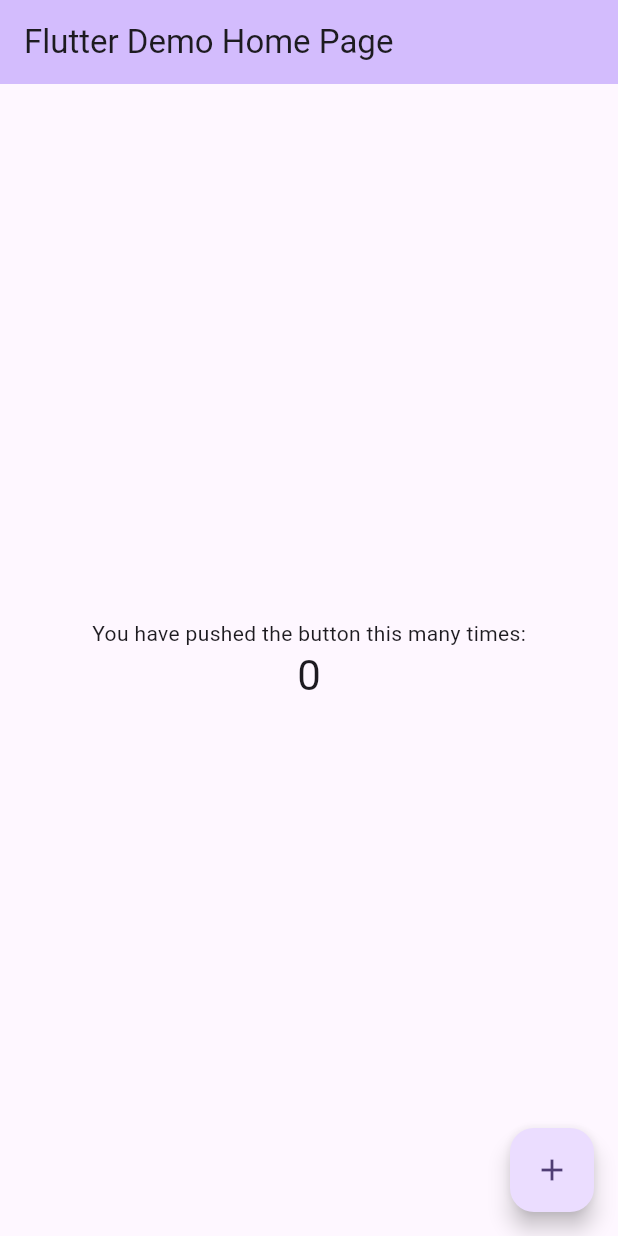
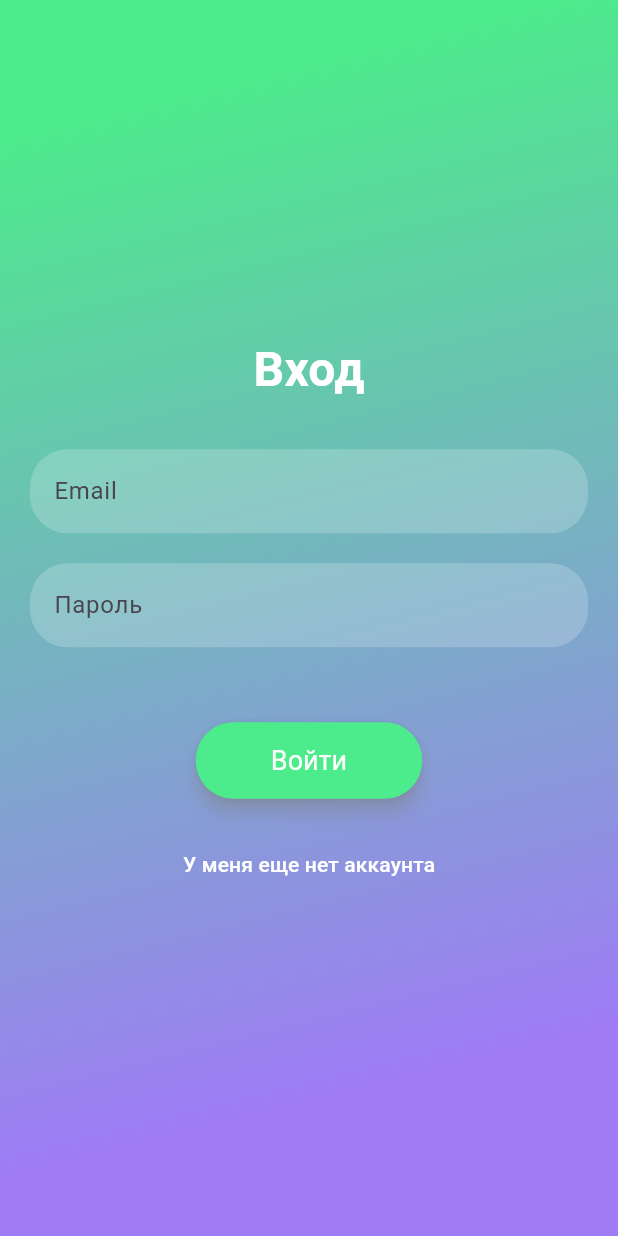
Before and after one commit to Elena-A-Smirnova/myreposit111, a Flutter app: the screen it shows after launch, on a phone screen of 412 x 824 dp. Run offline on Flutter 3.47's test engine with Material 3 defaults, Android fonts, the phone set to English and light mode, and no system bars.

Commit message:
login page

```diff
--- a/lib/app/app.dart
+++ b/lib/app/app.dart
@@ -1,19 +1,18 @@
 
 import 'package:flutter/material.dart';
-import 'package:zc_dodiddone/pages/my_home_page.dart';
+
+import '../pages/login_page.dart';
+import '../theme/theme.dart';
 
 class MyApp extends StatelessWidget {
   const MyApp({super.key});
 
-    @override
+  @override
   Widget build(BuildContext context) {
     return MaterialApp(
       title: 'Flutter Demo',
-      theme: ThemeData(
-          colorScheme: ColorScheme.fromSeed(seedColor: Colors.deepPurple),
-        useMaterial3: true,
-      ),
-      home: const MyHomePage(title: 'Flutter Demo Home Page'),
+      theme: DoDidDoneTheme.lightTheme,
+      home: const LoginPage(),
     );
   }
 }
--- /dev/null
+++ b/lib/pages/login_page.dart
@@ -0,0 +1,143 @@
+import 'package:flutter/material.dart';
+import 'package:zc_dodiddone/theme/theme.dart';
+
+class LoginPage extends StatefulWidget {
+  const LoginPage({super.key});
+
+  @override
+  State<LoginPage> createState() => _LoginPageState();
+}
+
+class _LoginPageState extends State<LoginPage> {
+  bool isLogin = true; // Track if user is on login or registration page
+
+  @override
+  Widget build(BuildContext context) {
+    return Scaffold(
+      body: Container(
+        decoration: BoxDecoration(
+          gradient: LinearGradient(
+            begin: Alignment.topLeft,
+            end: Alignment.bottomCenter,
+            colors: isLogin
+                ? [
+                    DoDidDoneTheme.lightTheme.colorScheme.secondary,
+                    DoDidDoneTheme.lightTheme.colorScheme.primary,
+                  ]
+                : [
+                    DoDidDoneTheme.lightTheme.colorScheme.primary,
+                    DoDidDoneTheme.lightTheme.colorScheme.secondary,
+                  ],
+            stops: const [0.1, 0.9], // Primary color takes 90% of the space
+          ),
+        ),
+        child: Padding(
+          padding: const EdgeInsets.all(20.0),
+          child: Column(
+            mainAxisAlignment: MainAxisAlignment.center,
+            children: [
+              // Title
+              Text(
+                isLogin ? 'Вход' : 'Регистрация',
+                style: const TextStyle(
+                  fontSize: 32,
+                  fontWeight: FontWeight.bold,
+                  color: Colors.white,
+                ),
+              ),
+              const SizedBox(height: 30),
+
+              // Login/Email Field
+              TextField(
+                decoration: InputDecoration(
+                  hintText: isLogin ? 'Email' : 'Email',
+                  filled: true,
+                  fillColor: Colors.white.withOpacity(0.2),
+                  border: OutlineInputBorder(
+                    borderRadius: BorderRadius.circular(25),
+                    borderSide: BorderSide.none,
+                  ),
+                ),
+              ),
+              const SizedBox(height: 20),
+
+              // Password Field
+              TextField(
+                obscureText: true,
+                decoration: InputDecoration(
+                  hintText: 'Пароль',
+                  filled: true,
+                  fillColor: Colors.white.withOpacity(0.2),
+                  border: OutlineInputBorder(
+                    borderRadius: BorderRadius.circular(25),
+                    borderSide: BorderSide.none,
+                  ),
+                ),
+              ),
+              const SizedBox(height: 20),
+
+              // Repeat Password Field (added)
+              if (!isLogin) // Only show on registration page
+                TextField(
+                  obscureText: true,
+                  decoration: InputDecoration(
+                    hintText: 'Повторить пароль',
+                    filled: true,
+                    fillColor: Colors.white.withOpacity(0.2),
+                    border: OutlineInputBorder(
+                      borderRadius: BorderRadius.circular(25),
+                      borderSide: BorderSide.none,
+                    ),
+                  ),
+                ),
+              const SizedBox(height: 30),
+
+              // Login Button
+              ElevatedButton(
+                onPressed: () {
+                  // Handle login/registration logic here
+                },
+                style: ElevatedButton.styleFrom(
+                  backgroundColor: isLogin
+                      ? DoDidDoneTheme.lightTheme.colorScheme.secondary
+                      : DoDidDoneTheme.lightTheme.colorScheme
+                          .primary, // Set background color based on isLogin
+                  foregroundColor: Colors.white, // Цвет текста кнопки
+                  padding:
+                      const EdgeInsets.symmetric(horizontal: 50, vertical: 15),
+                  textStyle: const TextStyle(
+                    fontSize: 18,
+                    fontWeight: FontWeight.normal,
+                    color: Colors.white, // Set text color to white
+                  ),
+                  shape: RoundedRectangleBorder(
+                    borderRadius: BorderRadius.circular(25),
+                  ),
+                  shadowColor: Colors.grey[400], // Light gray shadow color
+                  elevation: 5, // Adjust elevation for shadow size
+                ),
+                child: Text(isLogin ? 'Войти' : 'Зарегистрироваться'),
+              ),
+              const SizedBox(height: 20),
+
+              // Switch to Login/Registration
+              TextButton(
+                onPressed: () {
+                  setState(() {
+                    isLogin = !isLogin;
+                  });
+                },
+                child: Text(
+                  isLogin ? 'У меня еще нет аккаунта' : 'Уже есть аккаунт',
+                  style: const TextStyle(
+                    color: Colors.white,
+                  ),
+                ),
+              ),
+            ],
+          ),
+        ),
+      ),
+    );
+  }
+}
--- a/lib/pages/my_home_page.dart
+++ /dev/null
@@ -1,48 +0,0 @@
-import 'package:flutter/material.dart';
-
-class MyHomePage extends StatefulWidget {
-  const MyHomePage({super.key, required this.title});
-    final String title;
-
-  @override
-  State<MyHomePage> createState() => _MyHomePageState();
-}
-
-class _MyHomePageState extends State<MyHomePage> {
-  int _counter = 0;
-
-  void _incrementCounter() {
-    setState(() {
-       _counter++;
-    });
-  }
-
-  @override
-  Widget build(BuildContext context) {
-     return Scaffold(
-      appBar: AppBar(
-        backgroundColor: Theme.of(context).colorScheme.inversePrimary,
-          title: Text(widget.title),
-      ),
-      body: Center(
-         child: Column(
-          mainAxisAlignment: MainAxisAlignment.center,
-          children: <Widget>[
-            const Text(
-              'You have pushed the button this many times:',
-            ),
-            Text(
-              '$_counter',
-              style: Theme.of(context).textTheme.headlineMedium,
-            ),
-          ],
-        ),
-      ),
-      floatingActionButton: FloatingActionButton(
-        onPressed: _incrementCounter,
-        tooltip: 'Increment',
-        child: const Icon(Icons.add),
-      ),
-    );
-  }
-}
--- /dev/null
+++ b/lib/theme/theme.dart
@@ -0,0 +1,27 @@
+import 'package:flutter/material.dart';
+
+class DoDidDoneTheme {
+  static ThemeData lightTheme = ThemeData(
+    colorScheme: ColorScheme.fromSeed(
+      seedColor: const Color(0xFF9F7BF6), // Primary color
+      brightness: Brightness.light,
+      primary: const Color(0xFF9F7BF6), // Primary color
+      secondary: const Color(0xFF4CEB8B), // Secondary color
+      error: Colors.red,
+      onPrimary: Colors.white, // Text color on primary background
+      onSecondary: Colors.white, // Text color on secondary background
+      onError: Colors.white,
+      surface: Colors.white,
+      onSurface: Colors.black,
+    ),
+    useMaterial3: true,
+    // Add this to style the text of all ElevatedButton widgets
+    elevatedButtonTheme: ElevatedButtonThemeData(
+      style: ButtonStyle(
+        textStyle: MaterialStateProperty.all(
+          const TextStyle(color: Colors.white), // Set text color to white
+        ),
+      ),
+    ),
+  );
+}
```
